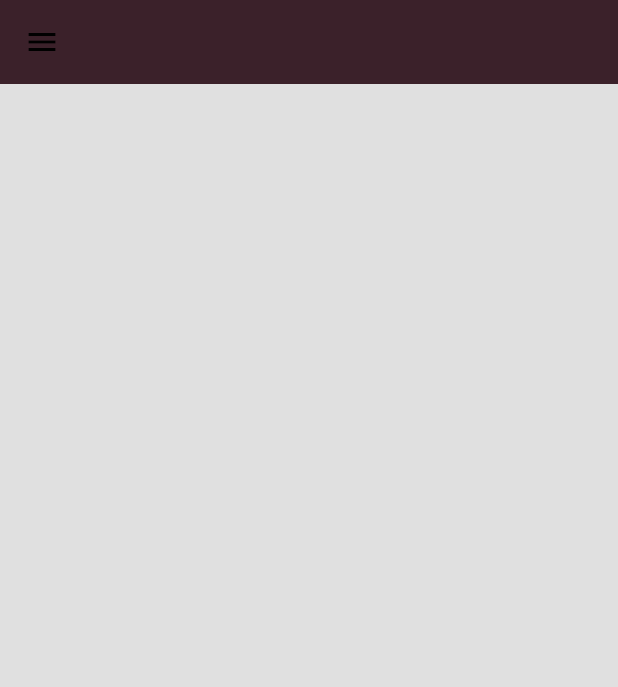
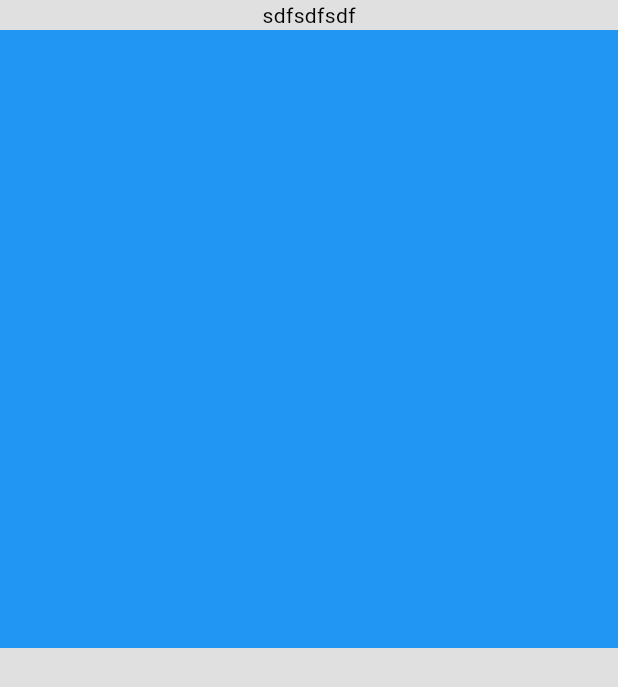
Before and after one commit to akraradets/Flutter_web, a Flutter app: the screen it shows after launch, on a phone screen of 412 x 824 dp. Shown: the top 687 px of the screen. Run offline on Flutter 3.47's test engine with Material 3 defaults, Android fonts, the phone set to English and light mode, and no system bars; our stand-ins replace go_router.

Commit message:
add layout to mobile page

```diff
--- a/lib/layouts/layout.dart
+++ b/lib/layouts/layout.dart
@@ -1,7 +1,4 @@
 import 'package:flutter/material.dart';
-import './widgets/appbar.dart';
-import './widgets/drawer.dart';
-import './widgets/navDrawer.dart';
 import './responsive_layout.dart';
 import './mobile_scaffold.dart';
 import './tablet_scaffold.dart';
--- a/lib/layouts/mobile_scaffold.dart
+++ b/lib/layouts/mobile_scaffold.dart
@@ -14,9 +14,25 @@ class _MobileScaffoldState extends State<MobileScaffold> {
   @override
   Widget build(BuildContext context) {
     return Scaffold(
-      appBar: myAppBar,
+      // appBar: myAppBar,
       backgroundColor: Colors.grey[300],
-      drawer: myDrawer
+      drawer: myDrawer,
+      body: Column(children: [
+        const Text('sdfsdfsdf'),
+        AspectRatio(aspectRatio: 1,
+        child: SizedBox(
+          width: double.infinity,
+          child: GridView.builder(
+            itemCount: 4,
+            gridDelegate: SliverGridDelegateWithFixedCrossAxisCount(crossAxisCount: 2),
+            itemBuilder: (context, index){
+              return Container(
+                color: Colors.blue,
+              );
+          }),
+        ),)
+
+      ],)
     );
   }
 }
--- a/lib/pages/home.dart
+++ b/lib/pages/home.dart
@@ -1,6 +1,5 @@
 
 import 'package:flutter/material.dart';
-import '../layouts/layout.dart';
 
 class MyHomePage extends StatefulWidget {
   const MyHomePage({super.key, required this.title});
```
